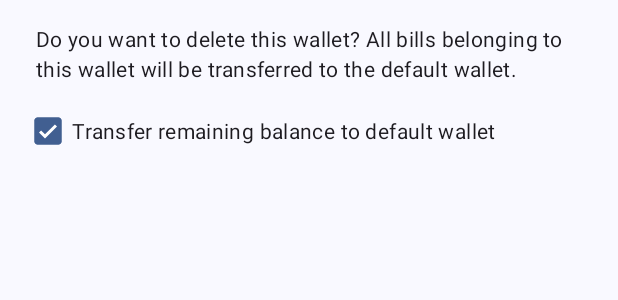
After one commit to MSTAT-Lseng/Jianji, an Android app: the layout delete_wallet_dialog.xml on its own in the app's theme, with its tools: preview values and no code run, on a phone screen of 412 x 824 dp. The commit adds this screen. Shown: the top 300 px of the screen. Run offline under Robolectric (Android 15) with nearby library versions, the phone set to English and light mode, and no system bars.

Commit message:
complete wallet deletion function.
[IMPROVE]

1. Completed the wallet deletion core functions and UI display.

```diff
--- a/app/src/main/java/m20/simple/bookkeeping/activities/CreateBillingActivity.kt
+++ b/app/src/main/java/m20/simple/bookkeeping/activities/CreateBillingActivity.kt
@@ -242,9 +242,7 @@ class CreateBillingActivity : AppCompatActivity() {
         editText.requestFocus()
 
         fun taskAmount(amount: String) {
-            val original = amount.toBigDecimal()
-            val rounded = original.setScale(2, RoundingMode.HALF_UP)
-            billingObject.amount = rounded.toPlainString().replace(".", "").toLong()
+            billingObject.amount = WalletCreator.convertNumberToAmount(amount) ?: 0L
         }
 
         editText.doAfterTextChanged { editable ->
--- /dev/null
+++ b/app/src/main/res/layout/delete_wallet_dialog.xml
@@ -0,0 +1,27 @@
+<?xml version="1.0" encoding="utf-8"?>
+<LinearLayout xmlns:android="http://schemas.android.com/apk/res/android"
+    android:layout_width="match_parent"
+    android:layout_height="wrap_content"
+    android:orientation="vertical">
+
+    <TextView
+        android:layout_width="match_parent"
+        android:layout_height="wrap_content"
+        android:paddingLeft="24dp"
+        android:paddingRight="24dp"
+        android:paddingBottom="8dp"
+        android:paddingTop="16dp"
+        android:text="@string/delete_wallet_message"
+        android:textAppearance="@style/TextAppearance.Material3.BodyMedium"/>
+
+    <CheckBox
+        android:layout_width="wrap_content"
+        android:layout_height="wrap_content"
+        android:id="@+id/transfer_balance_checkbox"
+        android:text="@string/transfer_balance_checkbox"
+        android:textAppearance="@style/TextAppearance.Material3.BodyMedium"
+        android:layout_marginStart="16dp"
+        android:layout_marginEnd="24dp"
+        android:checked="true" />
+
+</LinearLayout>
```
Also changed, not shown: app/src/main/java/m20/simple/bookkeeping/activities/WalletManageActivity.kt (+96 -29 lines), app/src/main/java/m20/simple/bookkeeping/api/wallet/WalletCreator.kt (+20 -1 lines), app/src/main/res/values/strings.xml (+9 -0 lines), 2 other files.
